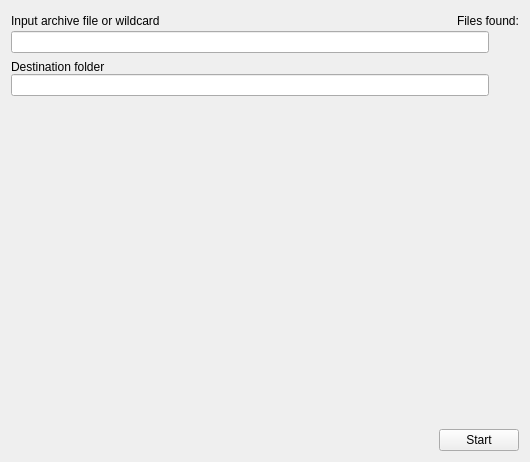
First picture: the form in src/home/tool/fb2cut/MainWindow.ui, repository heimdallr/books, before the edit.
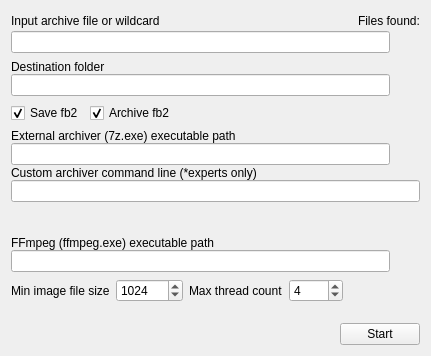
Second picture: the form after the edit. Icons and pictures are not drawn.

What changed in the file:
```diff
--- a/src/home/tool/fb2cut/MainWindow.ui
+++ b/src/home/tool/fb2cut/MainWindow.ui
@@ -6,8 +6,8 @@
    <rect>
     <x>0</x>
     <y>0</y>
-    <width>530</width>
-    <height>462</height>
+    <width>431</width>
+    <height>356</height>
    </rect>
   </property>
   <property name="sizePolicy">
@@ -20,7 +20,7 @@
    <string notr="true">fb2cut</string>
   </property>
   <widget class="QWidget" name="centralWidget">
-   <layout class="QVBoxLayout" name="verticalLayout">
+   <layout class="QVBoxLayout" name="verticalLayout_4">
     <item>
      <layout class="QVBoxLayout" name="_2">
       <property name="spacing">
@@ -122,6 +122,213 @@
       </item>
      </layout>
     </item>
+    <item>
+     <layout class="QHBoxLayout" name="_8">
+      <item>
+       <widget class="QCheckBox" name="saveFb2">
+        <property name="text">
+         <string>Save fb2</string>
+        </property>
+        <property name="checked">
+         <bool>true</bool>
+        </property>
+       </widget>
+      </item>
+      <item>
+       <widget class="QCheckBox" name="archiveFb2">
+        <property name="text">
+         <string>Archive fb2</string>
+        </property>
+        <property name="checked">
+         <bool>true</bool>
+        </property>
+       </widget>
+      </item>
+      <item>
+       <spacer name="horizontalSpacer_3">
+        <property name="orientation">
+         <enum>Qt::Horizontal</enum>
+        </property>
+        <property name="sizeHint" stdset="0">
+         <size>
+          <width>40</width>
+          <height>20</height>
+         </size>
+        </property>
+       </spacer>
+      </item>
+     </layout>
+    </item>
+    <item>
+     <layout class="QVBoxLayout" name="_10">
+      <property name="spacing">
+       <number>0</number>
+      </property>
+      <item>
+       <widget class="QLabel" name="label_3">
+        <property name="text">
+         <string>External archiver (7z.exe) executable path</string>
+        </property>
+       </widget>
+      </item>
+      <item>
+       <layout class="QHBoxLayout" name="_11">
+        <item>
+         <widget class="QLineEdit" name="editExternalArchiver">
+          <property name="readOnly">
+           <bool>true</bool>
+          </property>
+         </widget>
+        </item>
+        <item>
+         <widget class="QToolButton" name="btnExternalArchiver">
+          <property name="text">
+           <string notr="true"/>
+          </property>
+          <property name="icon">
+           <iconset resource="resources/fb2cut.qrc">
+            <normaloff>:/icons/exe.png</normaloff>:/icons/exe.png</iconset>
+          </property>
+          <property name="autoRaise">
+           <bool>true</bool>
+          </property>
+         </widget>
+        </item>
+       </layout>
+      </item>
+      <item>
+       <widget class="QLabel" name="label_5">
+        <property name="text">
+         <string>Custom archiver command line (*experts only)</string>
+        </property>
+       </widget>
+      </item>
+      <item>
+       <widget class="QLineEdit" name="editArchiverCommandLine"/>
+      </item>
+     </layout>
+    </item>
+    <item>
+     <layout class="QHBoxLayout" name="horizontalLayout">
+      <item>
+       <widget class="QWidget" name="common" native="true">
+        <property name="accessibleName">
+         <string>Common</string>
+        </property>
+        <layout class="QVBoxLayout" name="verticalLayout"/>
+       </widget>
+      </item>
+      <item>
+       <widget class="QWidget" name="covers" native="true">
+        <property name="accessibleName">
+         <string>Covers</string>
+        </property>
+        <layout class="QVBoxLayout" name="verticalLayout_2"/>
+       </widget>
+      </item>
+      <item>
+       <widget class="QWidget" name="images" native="true">
+        <property name="accessibleName">
+         <string>Images</string>
+        </property>
+        <layout class="QVBoxLayout" name="verticalLayout_3"/>
+       </widget>
+      </item>
+     </layout>
+    </item>
+    <item>
+     <layout class="QVBoxLayout" name="_12">
+      <property name="spacing">
+       <number>0</number>
+      </property>
+      <item>
+       <widget class="QLabel" name="label_4">
+        <property name="text">
+         <string>FFmpeg (ffmpeg.exe) executable path</string>
+        </property>
+       </widget>
+      </item>
+      <item>
+       <layout class="QHBoxLayout" name="_13">
+        <item>
+         <widget class="QLineEdit" name="editFfmpeg">
+          <property name="readOnly">
+           <bool>true</bool>
+          </property>
+         </widget>
+        </item>
+        <item>
+         <widget class="QToolButton" name="btnFfmpeg">
+          <property name="text">
+           <string notr="true"/>
+          </property>
+          <property name="icon">
+           <iconset resource="resources/fb2cut.qrc">
+            <normaloff>:/icons/exe.png</normaloff>:/icons/exe.png</iconset>
+          </property>
+          <property name="autoRaise">
+           <bool>true</bool>
+          </property>
+         </widget>
+        </item>
+       </layout>
+      </item>
+     </layout>
+    </item>
+    <item>
+     <layout class="QHBoxLayout" name="_9">
+      <item>
+       <widget class="QLabel" name="label">
+        <property name="text">
+         <string>Min image file size</string>
+        </property>
+       </widget>
+      </item>
+      <item>
+       <widget class="QSpinBox" name="minImageFileSize">
+        <property name="maximum">
+         <number>1000000000</number>
+        </property>
+        <property name="value">
+         <number>1024</number>
+        </property>
+       </widget>
+      </item>
+      <item>
+       <widget class="QLabel" name="label_2">
+        <property name="text">
+         <string>Max thread count</string>
+        </property>
+       </widget>
+      </item>
+      <item>
+       <widget class="QSpinBox" name="maxThreadCount">
+        <property name="minimum">
+         <number>1</number>
+        </property>
+        <property name="maximum">
+         <number>1024</number>
+        </property>
+        <property name="value">
+         <number>4</number>
+        </property>
+       </widget>
+      </item>
+      <item>
+       <spacer name="horizontalSpacer_4">
+        <property name="orientation">
+         <enum>Qt::Horizontal</enum>
+        </property>
+        <property name="sizeHint" stdset="0">
+         <size>
+          <width>40</width>
+          <height>20</height>
+         </size>
+        </property>
+       </spacer>
+      </item>
+     </layout>
+    </item>
     <item>
      <spacer name="verticalSpacer">
       <property name="orientation">
```
Left out of the diff: 43 changed lines with no effect on the pictures.
